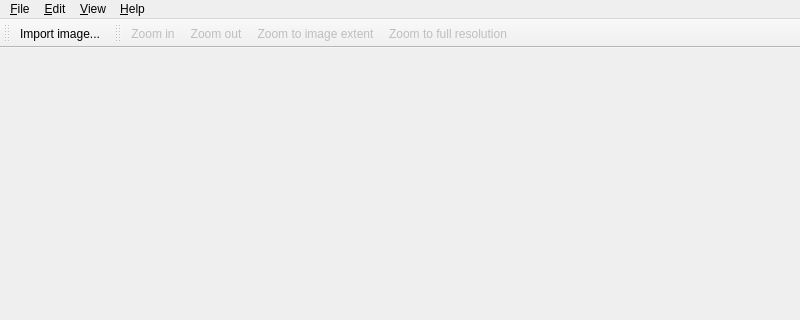
Before: the Qt Designer form Code/Application/Mv2/mvdMainWindow.ui in orfeotoolbox/OTB, drawn with Qt 5; both pictures show x 0 to 800 and y 0 to 320 of the 800 by 600 pixel window.
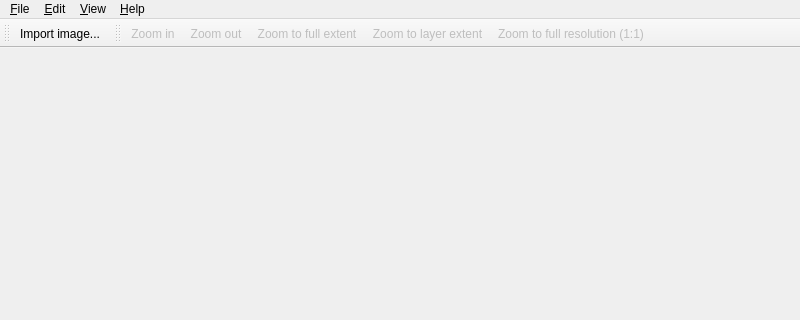
After: the same form once the commit is applied. Icons and pictures are not drawn.

Commit message: ENH: Added zoom to layer extent button.

```diff
--- a/Code/Application/Mv2/mvdMainWindow.ui
+++ b/Code/Application/Mv2/mvdMainWindow.ui
@@ -88,6 +88,7 @@
    <addaction name="action_ZoomIn"/>
    <addaction name="action_ZoomOut"/>
    <addaction name="action_ZoomExtent"/>
+   <addaction name="action_ZoomLayer"/>
    <addaction name="action_ZoomFull"/>
   </widget>
   <action name="action_Quit">
@@ -180,7 +181,7 @@
      <normaloff>:/icons/action_ZoomExtent_Icon</normaloff>:/icons/action_ZoomExtent_Icon</iconset>
    </property>
    <property name="text">
-    <string>Zoom to image extent</string>
+    <string>Zoom to full extent</string>
    </property>
   </action>
   <action name="action_ZoomFull">
@@ -192,7 +193,22 @@
      <normaloff>:/icons/action_ZoomFull_Icon</normaloff>:/icons/action_ZoomFull_Icon</iconset>
    </property>
    <property name="text">
-    <string>Zoom to full resolution</string>
+    <string>Zoom to full resolution (1:1)</string>
+   </property>
+  </action>
+  <action name="action_ZoomLayer">
+   <property name="enabled">
+    <bool>false</bool>
+   </property>
+   <property name="icon">
+    <iconset resource="mvdMainWindow.qrc">
+     <normaloff>:/icons/action_ZoomLayer_Icon</normaloff>:/icons/action_ZoomLayer_Icon</iconset>
+   </property>
+   <property name="text">
+    <string>Zoom to layer extent</string>
+   </property>
+   <property name="toolTip">
+    <string>Zoom to layer extent</string>
    </property>
   </action>
  </widget>
```
Left out of the diff: 6 changed lines with no effect on the pictures. The commit also changes 3 other files.
